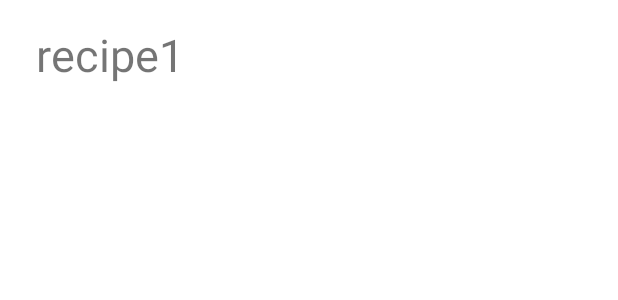
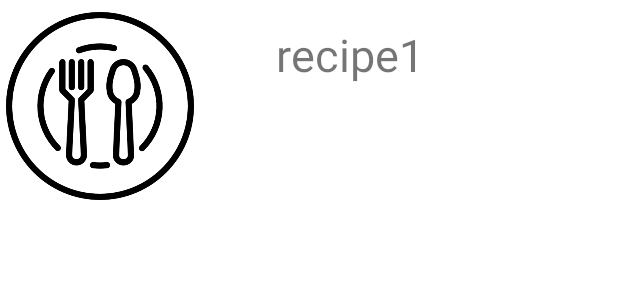
Before and after one commit to mayamazor/MatconLi3, an Android app: the layout list_row.xml on its own in the app's theme, with its tools: preview values and no code run, on a phone screen of 412 x 824 dp. Shown: the top 300 px of the screen. Run offline under Robolectric (Android 15) with nearby library versions, the phone set to English and light mode, and no system bars.

Commit message:
all of us -Image

```diff
--- a/app/build.gradle
+++ b/app/build.gradle
@@ -48,6 +48,7 @@ dependencies {
     implementation 'androidx.legacy:legacy-support-v4:1.0.0'
     implementation 'androidx.room:room-runtime:2.2.5'
     implementation 'com.google.firebase:firebase-firestore:21.4.3'
+    implementation 'com.google.firebase:firebase-storage:19.2.1'
     testImplementation 'junit:junit:4.+'
     androidTestImplementation 'androidx.test.ext:junit:1.1.2'
     androidTestImplementation 'androidx.test.espresso:espresso-core:3.3.0'
@@ -55,5 +56,6 @@ dependencies {
     implementation platform('com.google.firebase:firebase-bom:26.5.0')
     implementation 'com.google.firebase:firebase-analytics'
     implementation 'com.android.support:multidex:1.0.3'
+    implementation 'com.squareup.picasso:picasso:2.71828'
 
 }
--- a/app/src/main/java/com/example/matconli3/model/AppLocalDb.java
+++ b/app/src/main/java/com/example/matconli3/model/AppLocalDb.java
@@ -7,7 +7,7 @@ import androidx.room.RoomDatabase;
 import com.example.matconli3.MainActivity;
 import com.example.matconli3.MyApplication;
 
-@Database(entities = {Recipe.class}, version = 4)
+@Database(entities = {Recipe.class}, version = 5)
 abstract class AppLocalDbRepository extends RoomDatabase {
     public abstract RecipesDao recipeDao();
 }
--- a/app/src/main/res/layout/fragment_add.xml
+++ b/app/src/main/res/layout/fragment_add.xml
@@ -12,7 +12,7 @@
         android:id="@+id/addRecipe_food_icon"
         android:layout_width="0dp"
         android:layout_height="0dp"
-        android:src="@drawable/fd80ecec48eba2a9adb76e4133905879"
+        android:src="@drawable/picture_food"
         app:layout_constraintBottom_toTopOf="@+id/addRecipe_description"
         app:layout_constraintDimensionRatio="3:2"
         app:layout_constraintEnd_toEndOf="parent"
--- a/app/src/main/res/layout/list_row.xml
+++ b/app/src/main/res/layout/list_row.xml
@@ -8,9 +8,8 @@
 
     <TextView
         android:id="@+id/listRow_recipe1"
-        android:layout_width="0dp"
-        android:layout_height="wrap_content"
-        android:layout_marginStart="24dp"
+        android:layout_width="204dp"
+        android:layout_height="71dp"
         android:layout_marginTop="16dp"
         android:layout_marginEnd="24dp"
         android:layout_marginBottom="16dp"
@@ -18,8 +17,22 @@
         android:textSize="30dp"
         app:layout_constraintBottom_toBottomOf="parent"
         app:layout_constraintEnd_toEndOf="parent"
-        app:layout_constraintHorizontal_bias="0.0"
+        app:layout_constraintHorizontal_bias="1.0"
+        app:layout_constraintStart_toEndOf="@+id/listrow_imageview"
+        app:layout_constraintTop_toTopOf="parent"
+        app:layout_constraintVertical_bias="0.0" />
+
+    <ImageView
+        android:id="@+id/listrow_imageview"
+        android:layout_width="125dp"
+        android:layout_height="125dp"
+        android:layout_marginStart="4dp"
+        android:layout_marginTop="8dp"
+        android:layout_marginBottom="8dp"
+        app:layout_constraintBottom_toBottomOf="parent"
         app:layout_constraintStart_toStartOf="parent"
         app:layout_constraintTop_toTopOf="parent"
-        app:layout_constraintVertical_bias="0.0" />
+        app:layout_constraintVertical_bias="0.0"
+        app:srcCompat="@drawable/picture_food" />
+
 </androidx.constraintlayout.widget.ConstraintLayout>
```
Also changed, not shown: app/src/main/java/com/example/matconli3/AddFragment.java (+40 -4 lines), app/src/main/java/com/example/matconli3/RecipeFragment.java (+10 -19 lines), app/src/main/java/com/example/matconli3/model/Model.java (+10 -0 lines), app/src/main/java/com/example/matconli3/model/ModelFirebase.java (+33 -1 lines), app/src/main/java/com/example/matconli3/model/Recipe.java (+13 -4 lines), app/src/main/res/drawable/picture_food.png (renamed from app/src/main/res/drawable/fd80ecec48eba2a9adb76e4133905879.png).
